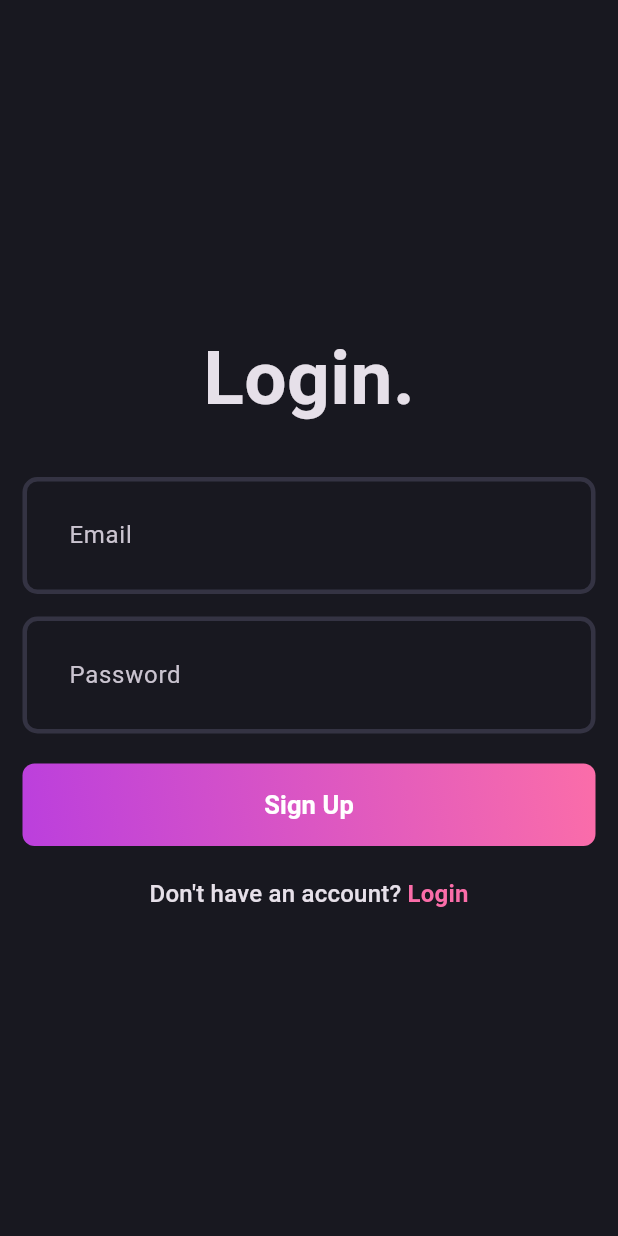
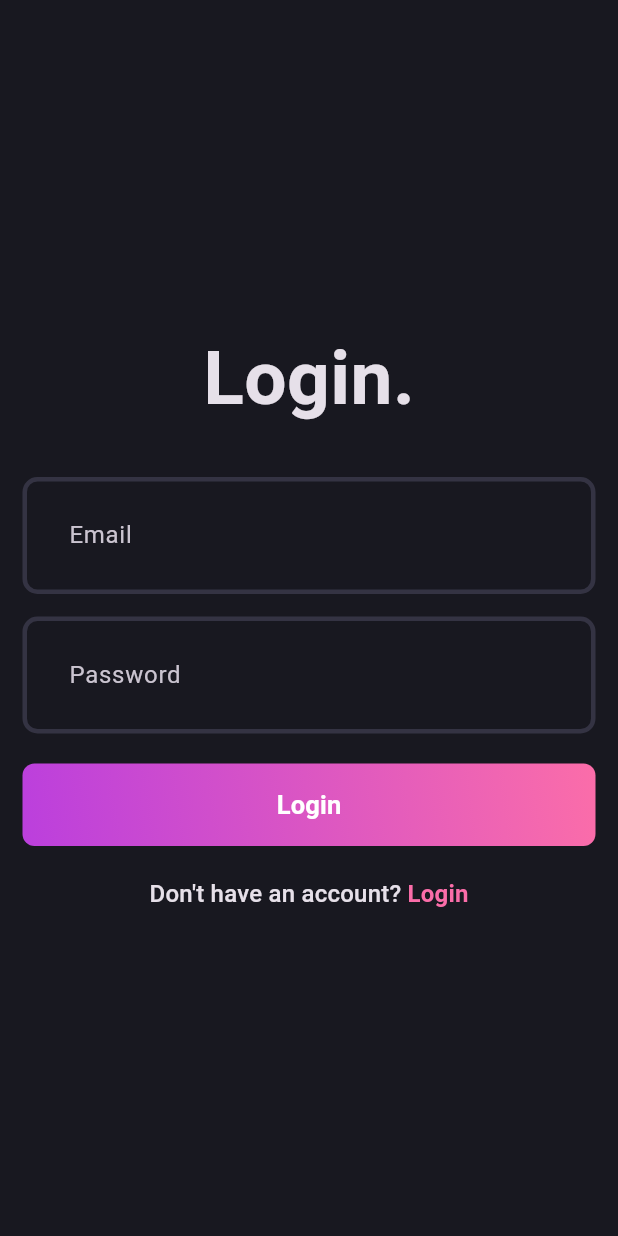
Before and after one commit to r-zdevelop/blog_app, a Flutter app: the screen it shows after launch, on a phone screen of 412 x 824 dp. Run offline on Flutter 3.47's test engine with Material 3 defaults, Android fonts, the phone set to English and light mode, and no system bars.

Commit message:
added text prop to auth_gradient_button.dart

```diff
--- a/lib/features/auth/presentation/widgets/auth_gradient_button.dart
+++ b/lib/features/auth/presentation/widgets/auth_gradient_button.dart
@@ -2,7 +2,8 @@ import 'package:blog_app/core/theme/app_pallete.dart';
 import 'package:flutter/material.dart';
 
 class AuthGradientButton extends StatelessWidget {
-  const AuthGradientButton({super.key});
+  final String text;
+  const AuthGradientButton({super.key, required this.text});
 
   @override
   Widget build(BuildContext context) {
@@ -23,8 +24,8 @@ class AuthGradientButton extends StatelessWidget {
           shadowColor: AppPallete.transparentColor,
         ),
         child: Text(
-          'Sign Up',
-          style: TextStyle(
+          text,
+          style: const TextStyle(
             fontSize: 17,
             fontWeight: FontWeight.w600,
             color: Colors.white,
```
